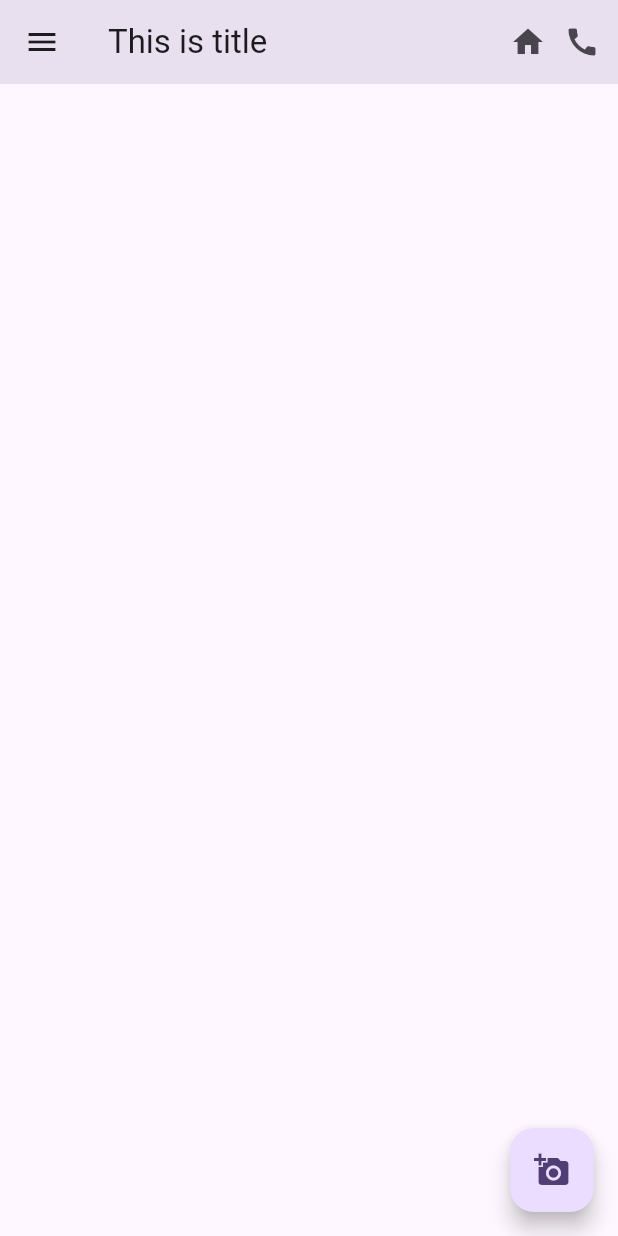
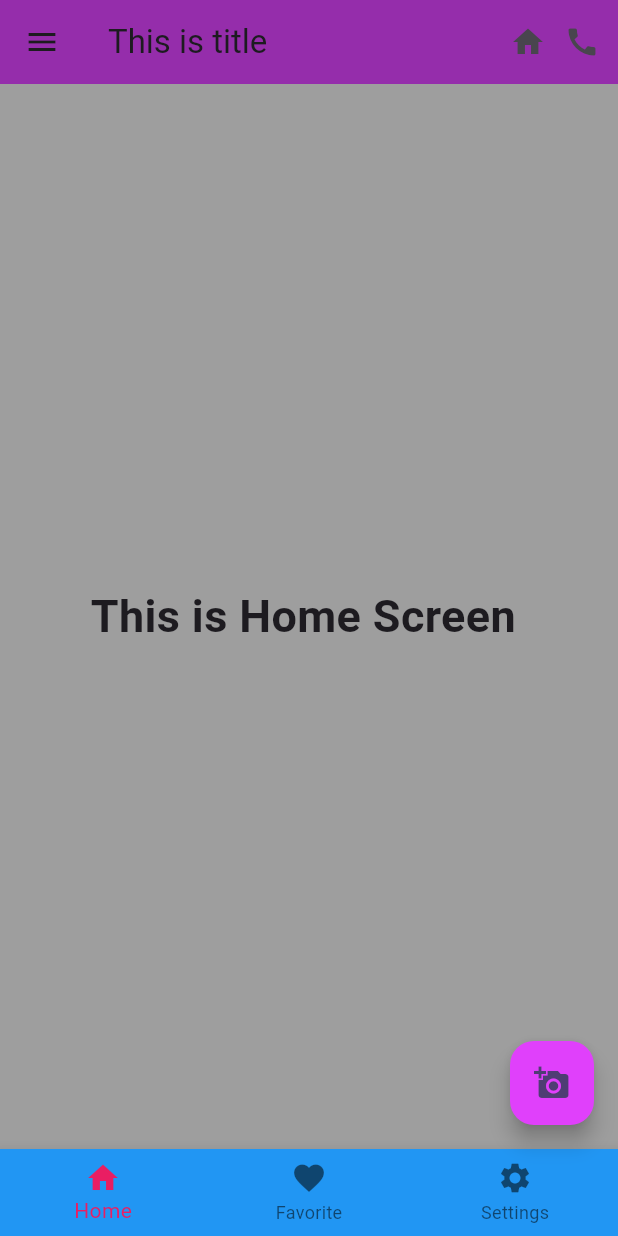
Before and after one commit to PramithaMJ/Flutter-Apps, a Flutter app: the screen it shows after launch, on a phone screen of 412 x 824 dp. Run offline on Flutter 3.47's test engine with Material 2 defaults, Android fonts, the phone set to English and light mode, and no system bars; our stand-ins replace geocoding, geolocator; missing offline and left inert: dart:ffi.

Commit message:
grid view

```diff
--- a/scafold_app/lib/main.dart
+++ b/scafold_app/lib/main.dart
@@ -15,7 +15,7 @@
         colorScheme: ColorScheme.fromSeed(seedColor: Colors.deepPurple),
         useMaterial3: true,
       ),
-      home: const scafoldExplain(),
+      home: scafoldExplain(),
     );
   }
 }
--- a/scafold_app/lib/scafold_explain.dart
+++ b/scafold_app/lib/scafold_explain.dart
@@ -1,14 +1,33 @@
 import 'package:flutter/material.dart';
 import 'package:scafold_app/dashboard.dart';
+import 'package:scafold_app/screens/favouriteScreen.dart';
+import 'package:scafold_app/screens/homeScreen.dart';
+import 'package:scafold_app/screens/settingScreen.dart';
 
-class scafoldExplain extends StatelessWidget {
-  const scafoldExplain({super.key});
+
+class scafoldExplain extends StatefulWidget {
+  scafoldExplain({Key? key}) : super(key: key);
+
+  @override
+  _ScafoldExplainState createState() => _ScafoldExplainState();
+}
+
+class _ScafoldExplainState extends State<scafoldExplain> {
+  int _currentIndex = 0;
+
+  List<Widget> _screens = [
+    HomeScreen(),
+    FavouriteScreen(),
+    SettingScreen(),
+  ];
+
 
   @override
   Widget build(BuildContext context) {
     return Scaffold(
       appBar: AppBar(
         title: const Text("This is title"),
+        backgroundColor: Colors.purple,
         elevation: 18,
         actions: [
           const Icon(Icons.home),
@@ -60,6 +79,26 @@
       floatingActionButton: FloatingActionButton(
         onPressed: () {},
         child: Icon(Icons.add_a_photo),
+        backgroundColor: Colors.purpleAccent,
+      ),
+      body: _screens.elementAt(_currentIndex),
+      backgroundColor: Colors.grey,
+      bottomNavigationBar: BottomNavigationBar(
+        backgroundColor: Colors.blue,
+        items: [
+          BottomNavigationBarItem(icon: Icon(Icons.home), label: 'Home'),
+          BottomNavigationBarItem(
+              icon: Icon(Icons.favorite), label: 'Favorite'),
+          BottomNavigationBarItem(
+              icon: Icon(Icons.settings), label: 'Settings'),
+        ],
+        onTap: (int index) {
+          setState((){
+            _currentIndex = index;
+          });
+        },
+        currentIndex: _currentIndex,
+        selectedItemColor: Colors.pink,
       ),
     );
   }
--- /dev/null
+++ b/scafold_app/lib/screens/homeScreen.dart
@@ -0,0 +1,18 @@
+import 'package:flutter/material.dart';
+
+class HomeScreen extends StatelessWidget {
+  const HomeScreen({super.key});
+
+  @override
+  Widget build(BuildContext context) {
+    return Center(
+      child: Text(
+        'This is Home Screen ',
+        style: TextStyle(
+          fontSize: 30,
+          fontWeight: FontWeight.bold,
+        ),
+      ),
+    );
+  }
+}
--- /dev/null
+++ b/session10/grid_view_widget/lib/main.dart
@@ -0,0 +1,23 @@
+import 'package:flutter/material.dart';
+import 'package:grid_view_widget/grid_view_builder_explain.dart';
+//import 'package:grid_view_widget/grid_view_explain.dart';
+
+void main() {
+  runApp(const MyApp());
+}
+
+class MyApp extends StatelessWidget {
+  const MyApp({super.key});
+
+  // This widget is the root of your application.
+  @override
+  Widget build(BuildContext context) {
+    return MaterialApp(
+        title: 'Flutter Demo',
+        theme: ThemeData(
+          colorScheme: ColorScheme.fromSeed(seedColor: Colors.deepPurple),
+          useMaterial3: true,
+        ),
+        home: GridViewBuilderExplain());
+  }
+}
```
Also changed, not shown: scafold_app/lib/dashboard.dart (+46 -2 lines), scafold_app/lib/screens/favouriteScreen.dart (added, +18 -0 lines), scafold_app/lib/screens/settingScreen.dart (added, +18 -0 lines), session10/grid_view_widget/analysis_options.yaml (added, +28 -0 lines), session10/grid_view_widget/lib/grid_view_builder_explain.dart (added, +38 -0 lines), session10/grid_view_widget/lib/grid_view_explain.dart (added, +70 -0 lines), session10/grid_view_widget/pubspec.yaml (added, +90 -0 lines), session10/grid_view_widget/pubspec.lock (added), session8/session8/lib/main.dart (line endings or trailing spaces), 125 other files.
